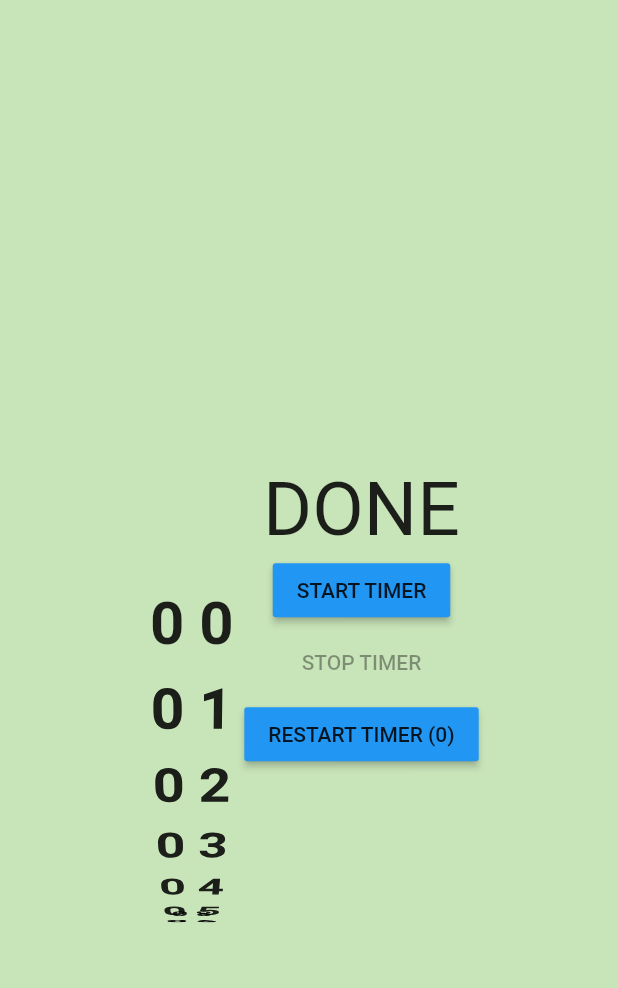
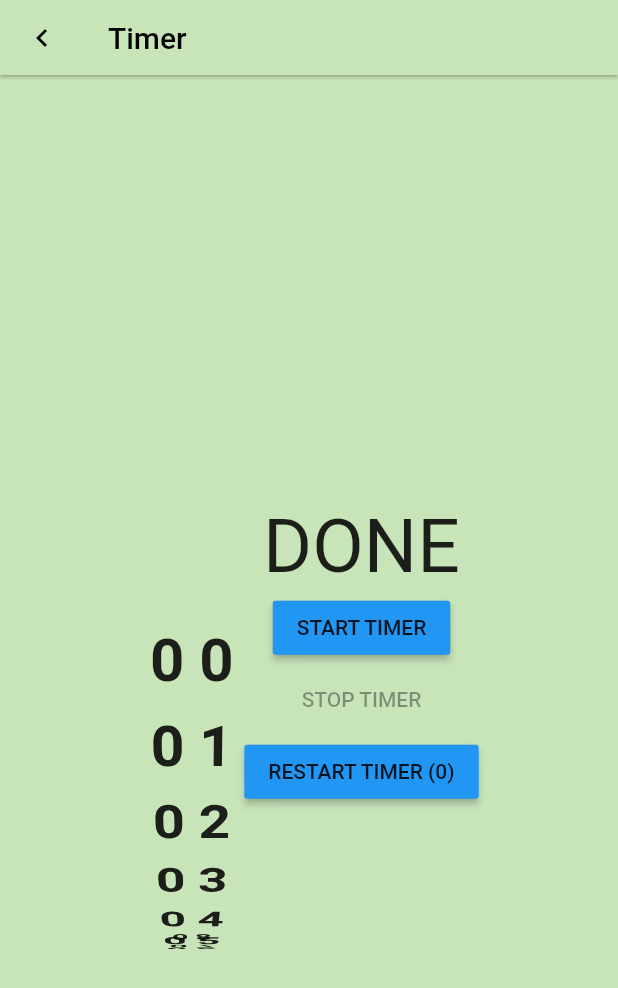
Before and after one commit to ubclaunchpad/virtual-pet, a Flutter app: the screen it shows after launch, item 2 of the bottom bar chosen, on a phone screen of 412 x 824 dp. Shown: the top 988 px of the screen. Run offline on Flutter 3.47's test engine with Material 2 defaults, Android fonts, the light colour scheme and no system bars; missing offline and left inert: flame.

Commit message:
added app bar for timer, allowing user to go back to home screen

```diff
--- a/front-end/virtual_pet/lib/pages/pomodoro_page.dart
+++ b/front-end/virtual_pet/lib/pages/pomodoro_page.dart
@@ -3,6 +3,7 @@
 import 'package:flutter/material.dart';
 import 'minutes.dart';
 import 'dart:async';
+import 'package:virtual_pet/widgets/app_bar.dart';
 
 /// pomodoro page (pomodoro timer)
 class PomodoroPage extends StatefulWidget {
@@ -60,6 +61,7 @@ class PomodoroState extends State<PomodoroPage> {
   Widget build(BuildContext context) {
     return Scaffold(
       // backgroundColor: Colors.grey[900],
+      appBar: const CustomAppBar(title: "Timer"),
       body: Row(
         mainAxisAlignment: MainAxisAlignment.center,
         children: [
```
